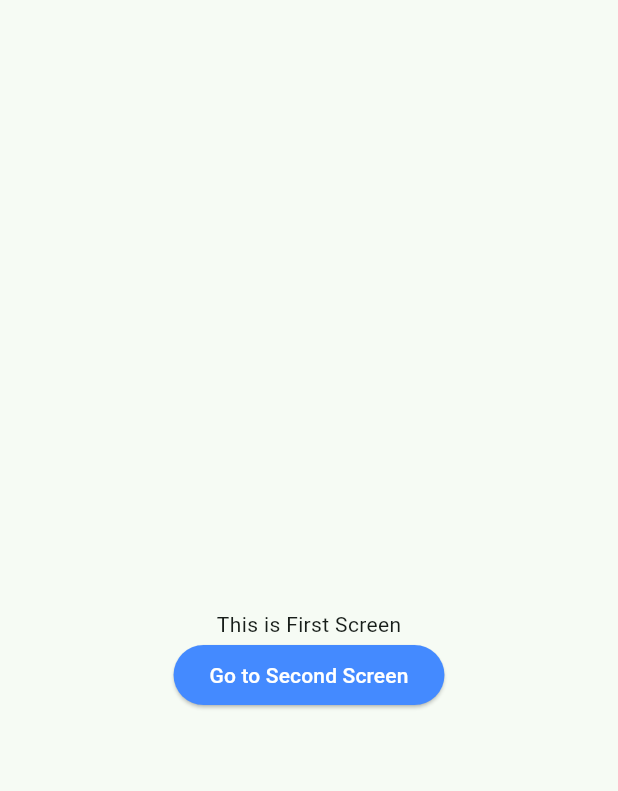
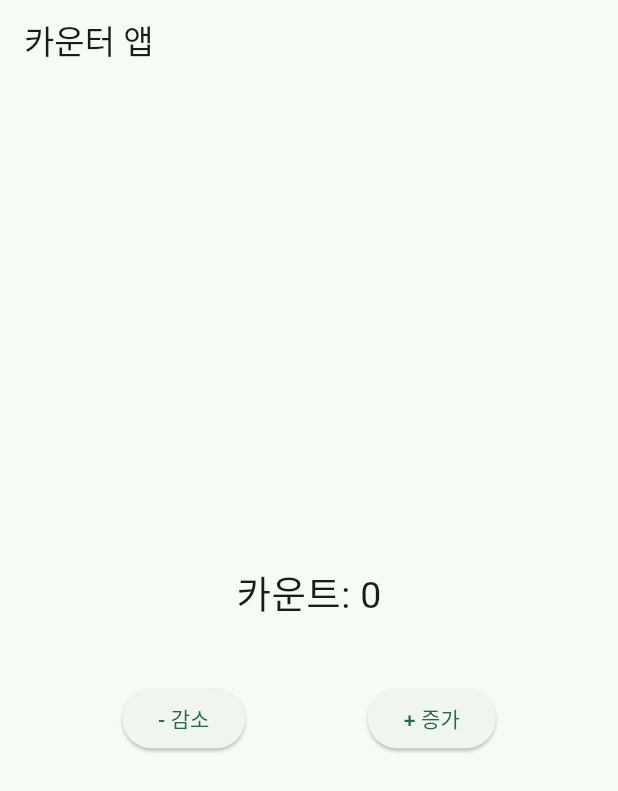
Before and after one commit to soyoon0309/Study-Flutter, a Flutter app: the screen it shows after launch, on a phone screen of 412 x 824 dp. Shown: the top 791 px of the screen. Run offline on Flutter 3.47's test engine with Material 3 defaults, Android fonts, the light colour scheme and no system bars.

Commit message:
StatefulWidget 사용 실습 최종
first_screen을 이용해서 StatefulWidget 실습을 함

```diff
--- a/flutter_basic_01/flutter_basic_01/lib/screens/first_screen.dart
+++ b/flutter_basic_01/flutter_basic_01/lib/screens/first_screen.dart
@@ -1,27 +1,61 @@
 //lib/screens.first_screen.dart
 import 'package:flutter/material.dart';
-import 'package:flutter_basic_01/screens/second_screen.dart';
 
-class FirstScreen extends StatelessWidget{
+class FirstScreen extends StatefulWidget{
+  _FirstScreenState createState() => _FirstScreenState(); //State를 생성하고 이후 일을 State에 위임함
+}
+
+class _FirstScreenState extends State<FirstScreen> {  //FirstScreen에 대한 State임을 <>안에 명시, _가 붙으면 State임을 알리는 관례적 표현
+  int count = 0;
+
+  void increase() {
+    setState(() {
+      count += 1;
+    });
+  }
+
+  void decrease() {
+    setState(() {
+      count -= 1;
+    });
+  }
+
+  /*@override
+  void initState() {  //앞서 생성한 State를 초기화 하는 단계, 필수 override X
+    // TODO: implement initState
+    super.initState();
+  }*/
+
   @override
-  Widget build(BuildContext context){
+  Widget build(BuildContext context) {
+    // TODO: implement build
     return Scaffold(
-      appBar: AppBar(),
+      appBar: AppBar(
+        title: Text('카운터 앱'),
+      ),
       body: Center(
         child: Column(
           mainAxisAlignment: MainAxisAlignment.center,
           children: [
-            Text('This is First Screen'),
-            ElevatedButton( style: ElevatedButton.styleFrom(backgroundColor: Colors.blueAccent),
-              onPressed: () {  //버튼이 눌렸을 때 실행할 내용
-                Navigator.of(context).push(
-                  MaterialPageRoute(builder: (BuildContext context) => SecondScreen(screenData: 'Data from FirstScreen',),
-                  ),
-                );  //button을 push하면 SecondScreen으로 화면이 전환되도록 함
-            }, child: Text('Go to Second Screen', style: TextStyle(color: Colors.white)))
+            Text('카운트: $count', style: TextStyle(fontSize: 25)),
+            Padding(padding: EdgeInsets.all(20)),
+            Row(
+              mainAxisAlignment: MainAxisAlignment.spaceEvenly,
+              children: [
+                ElevatedButton(onPressed: decrease, child: Text('- 감소')),
+                ElevatedButton(onPressed: increase, child: Text('+ 증가')),
+              ],
+            )
           ],
         ),
       ),
     );
   }
+
+  /*@override
+  void dispose() {  //사용된 위젯이 사라질 때 실행되는 단계 (사용하던 데이터를 정리해야 할 경우 사용, 필수 작성 X)
+    // TODO: implement dispose
+    super.dispose();
+  }*/
+
 }
```
